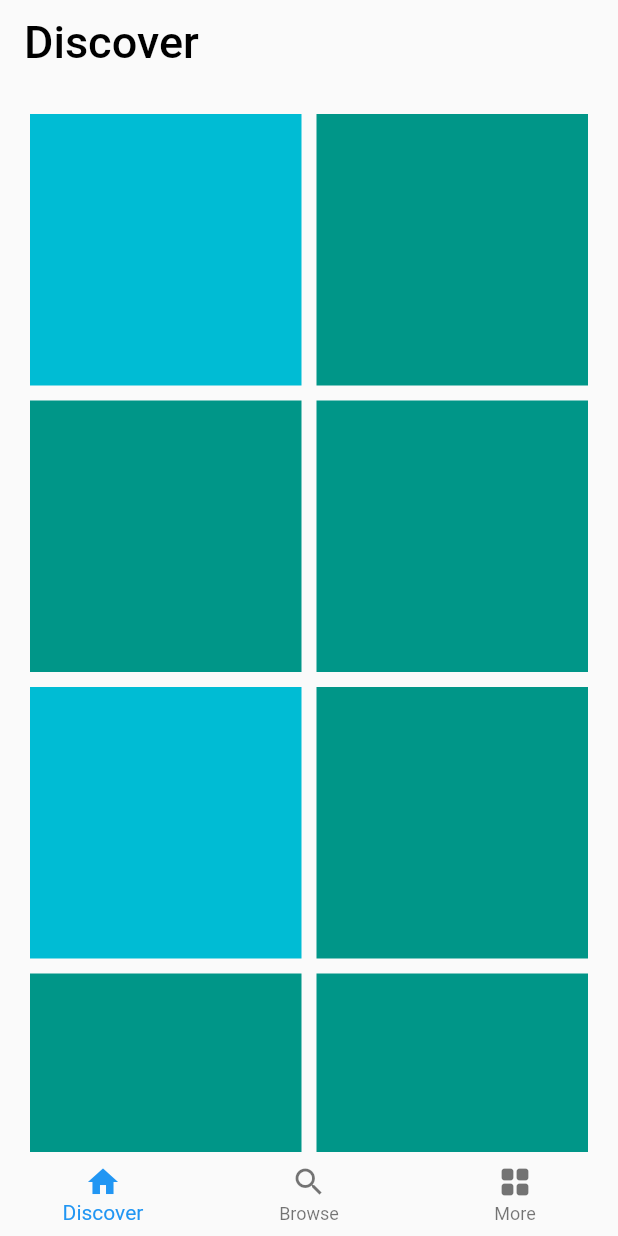
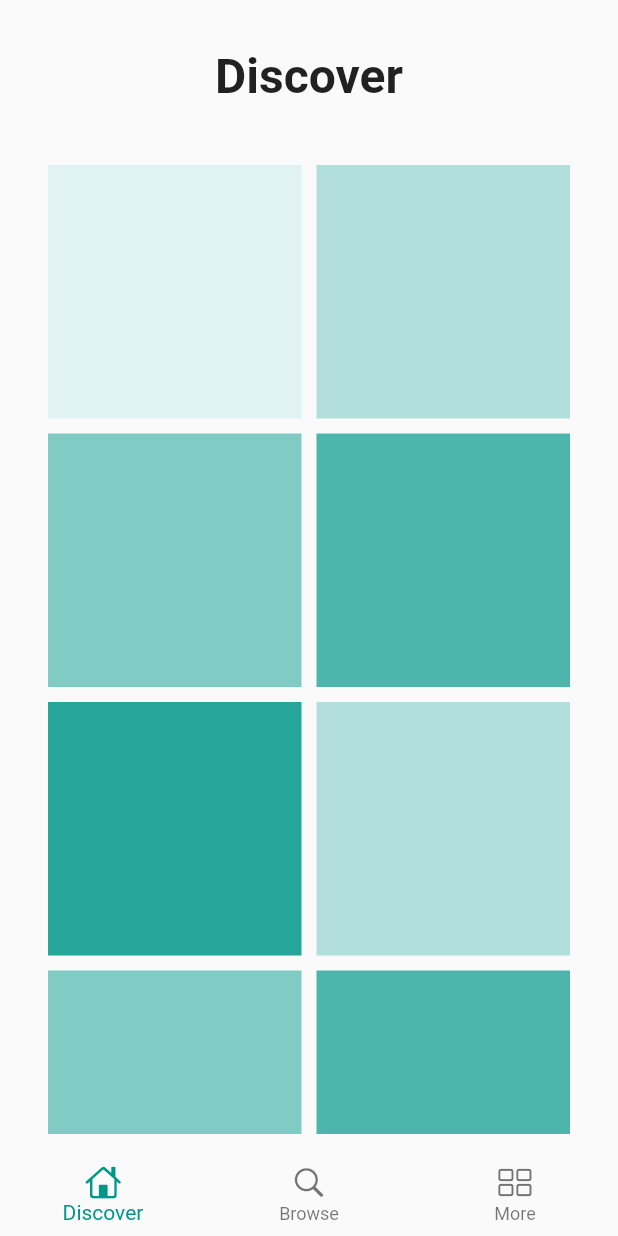
Before and after one commit to WillACosta/saber_podcast, a Flutter app: the screen it shows after launch, on a phone screen of 412 x 824 dp. Run offline on Flutter 3.47's test engine with Material 2 defaults, Android fonts, the phone set to English and light mode, and no system bars; Roboto replaces fonts that are missing (JetBrains Mono).

Commit message:
refactor: improve components and screen

```diff
--- a/lib/modules/app.dart
+++ b/lib/modules/app.dart
@@ -1,6 +1,7 @@
 import 'package:flutter/material.dart';
 
-import 'dashboard/views/dashboard_screen.dart';
+import './dashboard/views/dashboard_screen.dart';
+import '../shared/shared.dart';
 
 class App extends StatelessWidget {
   const App({Key? key}) : super(key: key);
@@ -10,9 +11,7 @@ class App extends StatelessWidget {
     return MaterialApp(
       title: 'Saber Podcasts',
       debugShowCheckedModeBanner: false,
-      theme: ThemeData(
-        primarySwatch: Colors.blue,
-      ),
+      theme: lightTheme,
       home: const DashboardScreen(),
     );
   }
--- /dev/null
+++ b/lib/modules/dashboard/components/components.dart
@@ -0,0 +1 @@
+export './dashboard_body.dart';
--- /dev/null
+++ b/lib/modules/dashboard/components/dashboard_body.dart
@@ -0,0 +1,38 @@
+import 'package:flutter/material.dart';
+
+import '../../../shared/shared.dart';
+
+class DashboardBody extends StatelessWidget {
+  const DashboardBody({Key? key}) : super(key: key);
+
+  @override
+  Widget build(BuildContext context) {
+    return ScreenLayoutPadding(
+      child: Column(
+        children: [
+          const SectionTitle('Discover'),
+          Expanded(
+            child: GridView.count(
+              crossAxisCount: 2,
+              crossAxisSpacing: 10,
+              mainAxisSpacing: 10,
+              padding: const EdgeInsets.all(20),
+              children: [
+                Container(color: Colors.teal[50]),
+                Container(color: Colors.teal[100]),
+                Container(color: Colors.teal[200]),
+                Container(color: Colors.teal[300]),
+                Container(color: Colors.teal[400]),
+                Container(color: Colors.teal[100]),
+                Container(color: Colors.teal[200]),
+                Container(color: Colors.teal[300]),
+                Container(color: Colors.teal[400]),
+                Container(color: Colors.teal[50]),
+              ],
+            ),
+          ),
+        ],
+      ),
+    );
+  }
+}
--- a/lib/modules/dashboard/views/dashboard_screen.dart
+++ b/lib/modules/dashboard/views/dashboard_screen.dart
@@ -1,53 +1,16 @@
 import 'package:flutter/material.dart';
+
+import '../../../shared/shared.dart';
+import '../components/dashboard_body.dart';
 
 class DashboardScreen extends StatelessWidget {
   const DashboardScreen({Key? key}) : super(key: key);
 
   @override
   Widget build(BuildContext context) {
-    return Scaffold(
-      appBar: AppBar(
-        title: const Text(
-          'Discover',
-          style: TextStyle(color: Colors.black, fontSize: 30),
-        ),
-        centerTitle: false,
-        backgroundColor: Colors.transparent,
-        elevation: 0,
-      ),
-      body: GridView.count(
-        crossAxisCount: 2,
-        crossAxisSpacing: 10,
-        mainAxisSpacing: 10,
-        padding: const EdgeInsets.all(20),
-        children: [
-          Container(color: Colors.cyan),
-          Container(color: Colors.teal),
-          Container(color: Colors.teal),
-          Container(color: Colors.teal),
-          Container(color: Colors.cyan),
-          Container(color: Colors.teal),
-          Container(color: Colors.teal),
-          Container(color: Colors.teal),
-        ],
-      ),
-      bottomNavigationBar: BottomNavigationBar(
-        elevation: 0,
-        items: const [
-          BottomNavigationBarItem(
-            icon: Icon(Icons.home),
-            label: 'Discover',
-          ),
-          BottomNavigationBarItem(
-            icon: Icon(Icons.search),
-            label: 'Browse',
-          ),
-          BottomNavigationBarItem(
-            icon: Icon(Icons.grid_view_rounded),
-            label: 'More',
-          ),
-        ],
-      ),
+    return const Scaffold(
+      body: DashboardBody(),
+      bottomNavigationBar: AppNavigationBar(),
     );
   }
 }
--- /dev/null
+++ b/lib/shared/components/atoms/atoms.dart
@@ -0,0 +1 @@
+export './section_title.dart';
--- /dev/null
+++ b/lib/shared/components/atoms/section_title.dart
@@ -0,0 +1,24 @@
+import 'package:flutter/widgets.dart';
+
+class SectionTitle extends StatelessWidget {
+  final String title;
+
+  const SectionTitle(
+    this.title, {
+    Key? key,
+  }) : super(key: key);
+
+  @override
+  Widget build(BuildContext context) {
+    return Container(
+      padding: const EdgeInsets.all(20),
+      child: Text(
+        title,
+        style: const TextStyle(
+          fontWeight: FontWeight.bold,
+          fontSize: 32,
+        ),
+      ),
+    );
+  }
+}
--- /dev/null
+++ b/lib/shared/components/components.dart
@@ -0,0 +1,3 @@
+export './atoms/atoms.dart';
+export './layouts/layouts.dart';
+export './molecules/molecules.dart';
--- /dev/null
+++ b/lib/shared/components/layouts/layouts.dart
@@ -0,0 +1 @@
+export './screen_layout_padding.dart';
--- /dev/null
+++ b/lib/shared/components/layouts/screen_layout_padding.dart
@@ -0,0 +1,20 @@
+import 'package:flutter/material.dart';
+
+class ScreenLayoutPadding extends StatelessWidget {
+  final Widget child;
+
+  const ScreenLayoutPadding({
+    Key? key,
+    required this.child,
+  }) : super(key: key);
+
+  @override
+  Widget build(BuildContext context) {
+    return SafeArea(
+      child: Padding(
+        padding: const EdgeInsets.all(12),
+        child: child,
+      ),
+    );
+  }
+}
--- /dev/null
+++ b/lib/shared/components/molecules/app_navigation_bar.dart
@@ -0,0 +1,27 @@
+import 'package:flutter/cupertino.dart';
+import 'package:flutter/material.dart';
+
+class AppNavigationBar extends StatelessWidget {
+  const AppNavigationBar({Key? key}) : super(key: key);
+
+  @override
+  Widget build(BuildContext context) {
+    return BottomNavigationBar(
+      elevation: 0,
+      items: const [
+        BottomNavigationBarItem(
+          icon: Icon(CupertinoIcons.home),
+          label: 'Discover',
+        ),
+        BottomNavigationBarItem(
+          icon: Icon(CupertinoIcons.search),
+          label: 'Browse',
+        ),
+        BottomNavigationBarItem(
+          icon: Icon(CupertinoIcons.rectangle_grid_2x2),
+          label: 'More',
+        ),
+      ],
+    );
+  }
+}
--- /dev/null
+++ b/lib/shared/components/molecules/molecules.dart
@@ -0,0 +1 @@
+export './app_navigation_bar.dart';
--- /dev/null
+++ b/lib/shared/shared.dart
@@ -0,0 +1,2 @@
+export './components/components.dart';
+export './theme/app_theme.dart';
--- /dev/null
+++ b/lib/shared/theme/app_theme.dart
@@ -0,0 +1,6 @@
+import 'package:flutter/material.dart';
+
+final lightTheme = ThemeData(
+  fontFamily: 'JetBrains Mono',
+  primarySwatch: Colors.teal,
+);
```
